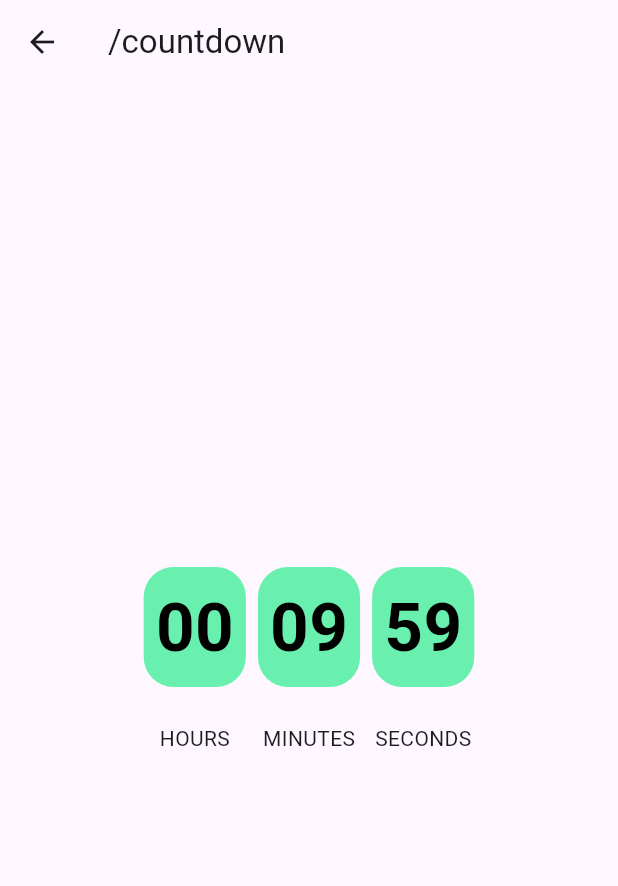
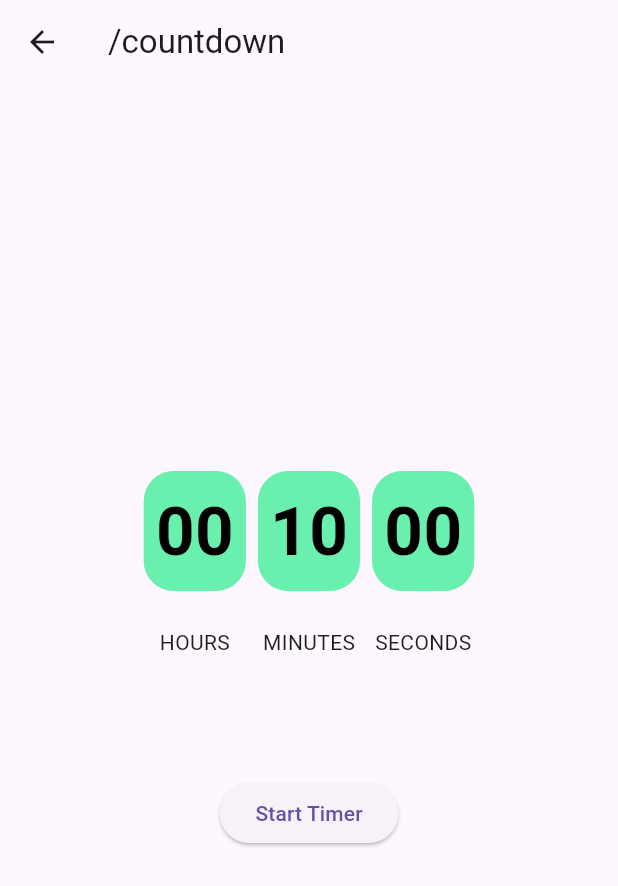
Before and after one commit to exlsy/gandan_01, a Flutter app: the CountdownTimerScreen screen opened by its route, on a phone screen of 412 x 824 dp. Shown: the top 886 px of the screen. Run offline on Flutter 3.47's test engine with Material 3 defaults, Android fonts, the phone set to English and light mode, and no system bars; our stand-ins replace go_router, percent_indicator.

Commit message:
time added

```diff
--- a/lib/screen/countdown_timer_screen.dart
+++ b/lib/screen/countdown_timer_screen.dart
@@ -21,7 +21,7 @@ class _CountdownTimerScreenState extends State<CountdownTimerScreen> {
   void initState() {
     super.initState();
 
-    startTimer();
+    // startTimer();
     reset();
   }
 
@@ -41,22 +41,49 @@ class _CountdownTimerScreenState extends State<CountdownTimerScreen> {
     setState(() {
       final seconds = duration.inSeconds + addSeconds;
 
-      duration = Duration(seconds: seconds);
+      if (seconds < 0) {
+        timer?.cancel();
+      } else {
+        duration = Duration(seconds: seconds);
+      }
     });
   }
 
-  void startTimer() {
+  void startTimer({bool resets = true}) {
+    if (resets) {
+      reset();
+    }
+
     timer = Timer.periodic(
       Duration(seconds: 1),
       (_) => addTime(),
     );
   }
 
+  void stopTimer({bool resets = true}) {
+    if (resets) {
+      reset();
+    }
+
+    setState(() {
+      timer?.cancel();
+    });
+  }
+
   @override
   Widget build(BuildContext context) {
     return DefaultLayout(
       title: '/countdown',
-      body: Center(child: buildTime()),
+      body: Column(
+        mainAxisAlignment: MainAxisAlignment.center,
+        children: [
+          buildTime(),
+          SizedBox(
+            height: 80,
+          ),
+          buildButtons(),
+        ],
+      ),
     );
   }
 
@@ -118,4 +145,46 @@ class _CountdownTimerScreenState extends State<CountdownTimerScreen> {
           Text(header),
         ],
       );
+
+  Widget buildButtons() {
+    final isRunning = timer == null ? false : timer!.isActive;
+    final isCompleted =
+        (duration == countdownDuration || duration.inSeconds == 0);
+
+    print('isRunning $isRunning');
+    print('isCompleted $isCompleted');
+
+    return isRunning || !isCompleted
+        ? Row(
+            mainAxisAlignment: MainAxisAlignment.center,
+            children: [
+              ElevatedButton(
+                child: Text(isRunning ? 'STOP' : 'RESUME'),
+                style: ElevatedButton.styleFrom(),
+                onPressed: () {
+                  if (isRunning) {
+                    stopTimer(resets: false);
+                  } else {
+                    startTimer(resets: false);
+                  }
+                },
+              ),
+              SizedBox(
+                width: 12,
+              ),
+              ElevatedButton(
+                child: Text('CANCEL'),
+                style: ElevatedButton.styleFrom(),
+                onPressed: stopTimer,
+              ),
+            ],
+          )
+        : ElevatedButton(
+            child: Text('Start Timer'),
+            style: ElevatedButton.styleFrom(),
+            onPressed: () {
+              startTimer();
+            },
+          );
+  }
 }
```
Also changed, not shown: lib/main.dart (+80 -80 lines).
